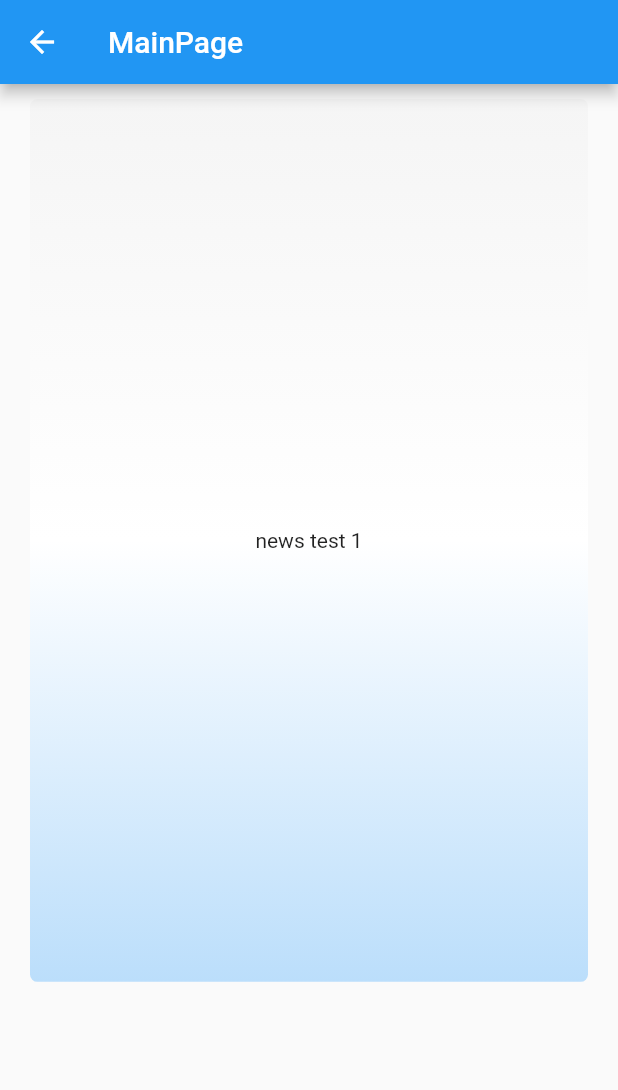
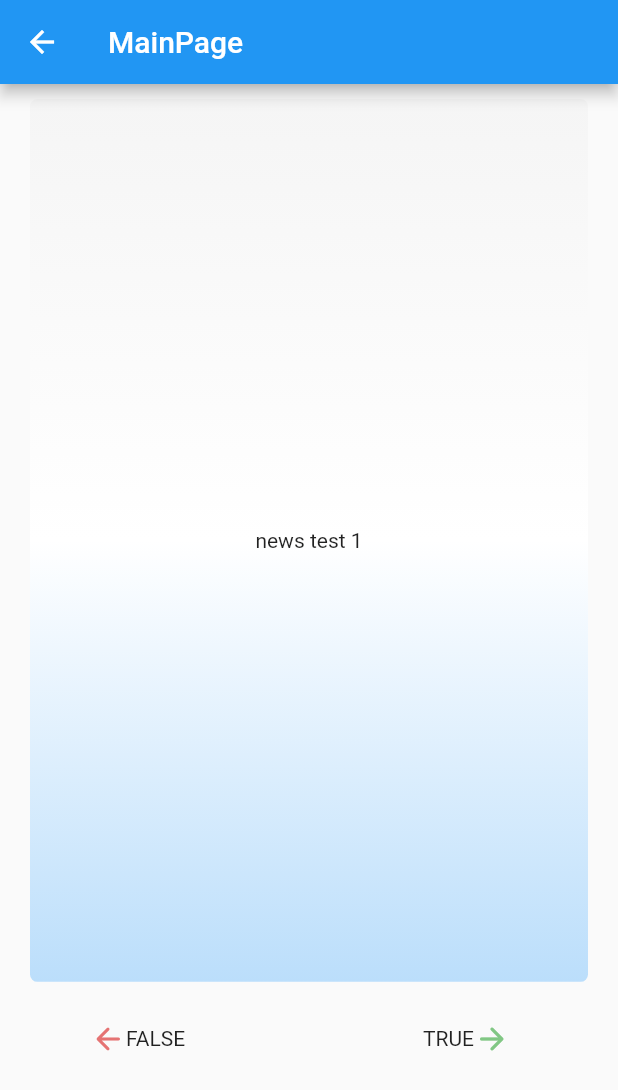
Before and after one commit to toledobh/news-scraping, a Flutter app: the MainPage screen opened directly, on a phone screen of 412 x 824 dp. Shown: the top 1090 px of the screen. Run offline on Flutter 3.47's test engine with Material 2 defaults, Android fonts, the phone set to English and light mode, and no system bars; our stand-ins replace equatable, firebase_core; accounts and stored records are empty.

Commit message:
Adding features to the Main Page

```diff
--- a/my_app/lib/main.dart
+++ b/my_app/lib/main.dart
@@ -66,9 +66,7 @@ class _MyHomePageState extends State<MyHomePage> {
                   fit: BoxFit.fitHeight,
                 ),
                 buildElevatedButton(),
-
-              ]
-          ),
+              ]),
         ),
       ),
 
@@ -140,15 +138,11 @@ void onPressed() {}
 
 //Settings button widget?
 Widget buildIconButton() => IconButton(
-  onPressed: () {},
-  // ignore: prefer_const_constructors
-  icon: Icon(
-    Icons.settings
-  ),
-  alignment: Alignment.bottomRight,
-
-);
-
+      onPressed: () {},
+      // ignore: prefer_const_constructors
+      icon: Icon(Icons.settings),
+      alignment: Alignment.bottomRight,
+    );
 
 //settings page
 class SecondPage extends StatelessWidget {
@@ -181,7 +175,6 @@ class SecondPage extends StatelessWidget {
             ),
           ],
         ),
-
       ),
     );
   }
@@ -197,8 +190,66 @@ class MainPage extends StatelessWidget {
       appBar: AppBar(
         title: Text(title),
       ),
-      body: NewsCard(news: News.news[0]),
+      body: Column(
+        children: [
+          NewsCard(news: News.news[0]),
+          Padding(
+            padding: const EdgeInsets.symmetric(
+              vertical: 8.0,
+              horizontal: 60.0,
+            ),
+            child: Row(
+              mainAxisAlignment: MainAxisAlignment.spaceBetween,
+              children: [
+                ChoiceButton(
+                    color: Colors.red.shade300,
+                    text1: '',
+                    icon: Icons.arrow_back_rounded,
+                    text2: 'FALSE'),
+                ChoiceButton(
+                    color: Colors.green.shade300,
+                    text1: 'TRUE',
+                    icon: Icons.arrow_forward_rounded,
+                    text2: ''),
+              ],
+            ),
+          ),
+        ],
+      ),
     );
+  }
+}
+
+//this is used for the true and false buttons
+class ChoiceButton extends StatelessWidget {
+  final Color color;
+  final String text1;
+  final IconData icon;
+  final String text2;
+
+  const ChoiceButton({
+    Key? key,
+    required this.color,
+    required this.text1,
+    required this.icon,
+    required this.text2,
+  }) : super(key: key);
+
+  @override
+  Widget build(BuildContext context) {
+    return SizedBox(
+        width: 70,
+        height: 60,
+        child: Row(
+          children: [
+            Text(text1),
+            Icon(
+              icon,
+              color: color,
+            ),
+            Text(text2),
+          ],
+        ));
   }
 }
 
@@ -224,6 +275,7 @@ class NewsCard extends StatelessWidget {
         height: MediaQuery.of(context).size.height / 1.4,
         width: MediaQuery.of(context).size.width,
         child: Stack(children: [
+          //holds the text
           Container(
             decoration: BoxDecoration(
               borderRadius: BorderRadius.circular(5.0),
@@ -238,6 +290,7 @@ class NewsCard extends StatelessWidget {
               ),
             ),
           ),
+          //the text of the news prompt
           Center(
             child: Text(news.title),
           ),
```
